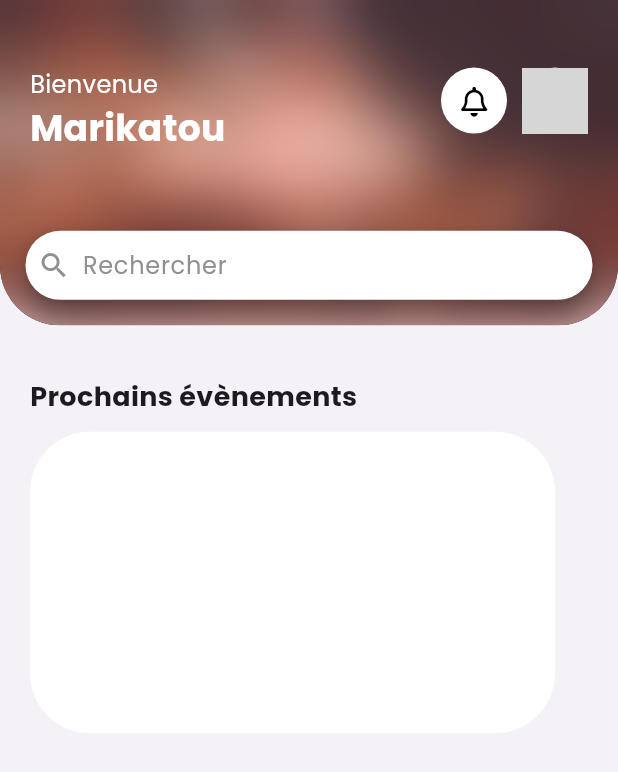
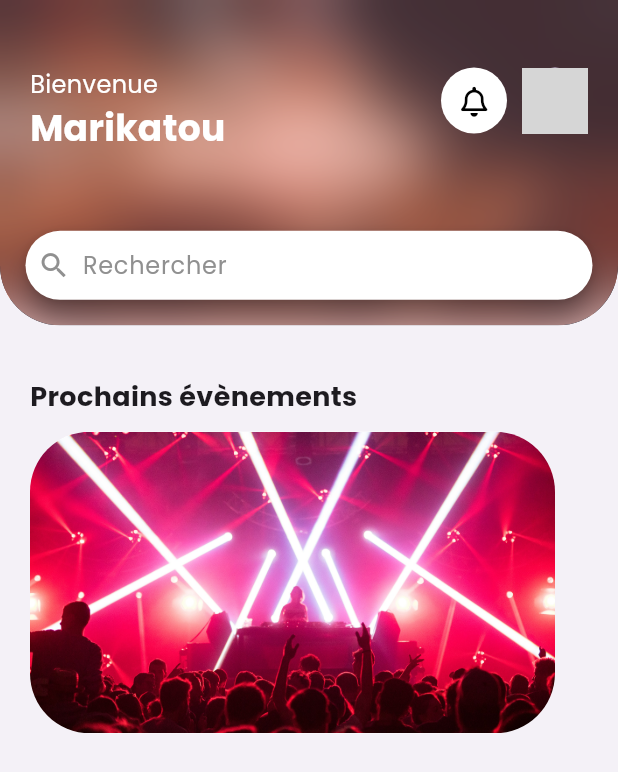
Before and after one commit to Bastien-DA/FiestApp, a Flutter app: the Home screen opened by its route, on a phone screen of 412 x 824 dp. Shown: the top 772 px of the screen. Run offline on Flutter 3.47's test engine with Material 3 defaults, Android fonts, the phone set to English and light mode, and no system bars; our stand-ins replace flutter_riverpod, font_awesome_flutter, go_router, google_fonts; network calls fail; grey boxes are pictures that could not be loaded.

Commit message:
feat: add card WIP

```diff
--- a/lib/components/custom-card/card-header.component.dart
+++ b/lib/components/custom-card/card-header.component.dart
@@ -4,15 +4,22 @@ class CardHeader extends StatelessWidget {
   const CardHeader({super.key, required this.pathImage, required this.date});
 
   final String pathImage;
-  final Date date;
+  final String date;
 
   @override
   Widget build(BuildContext context) {
-    return Padding(
-      padding: const EdgeInsets.only(left: 20, top: 20),
-      child: Text(
-        title,
-        style: const TextStyle(fontSize: 18, fontWeight: FontWeight.bold),
+    return ClipRRect(
+      borderRadius: const BorderRadius.all(Radius.circular(40)),
+      child: Container(
+        height: 201,
+        width: 350,
+        decoration: BoxDecoration(
+          color: const Color(0xffFFFFFF),
+          image: DecorationImage(
+            image: AssetImage(pathImage),
+            fit: BoxFit.cover,
+          ),
+        ),
       ),
     );
   }
--- a/lib/components/custom-card/custom-card.component.dart
+++ b/lib/components/custom-card/custom-card.component.dart
@@ -1,3 +1,4 @@
+import 'package:fiestapp/components/custom-card/card-header.component.dart';
 import 'package:flutter/material.dart';
 
 class CustomCard extends StatelessWidget {
@@ -12,6 +13,11 @@ class CustomCard extends StatelessWidget {
         color: Color(0xffFFFFFF),
         borderRadius: BorderRadius.all(Radius.circular(40)),
       ),
+      child: Column(
+        children: [
+          CardHeader(pathImage: 'assets/images/Soiree.png', date: "12/12/2023"),
+        ],
+      ),
     );
   }
 }
--- a/lib/utils/types/event.dart
+++ b/lib/utils/types/event.dart
@@ -1,3 +1,5 @@
+import 'package:fiestapp/utils/utils.dart';
+
 import 'expense.dart';
 import 'user.dart';
 
@@ -9,6 +11,8 @@ class Event {
   final int latitute; // peut-être à corriger en latitude ?
   final int longitude;
   final int date;
+
+  String get formattedDate => formatDate(date);
   final User organazer;
   final List<User> participants;
   final List<LightExpenseDto> expenses;
```
